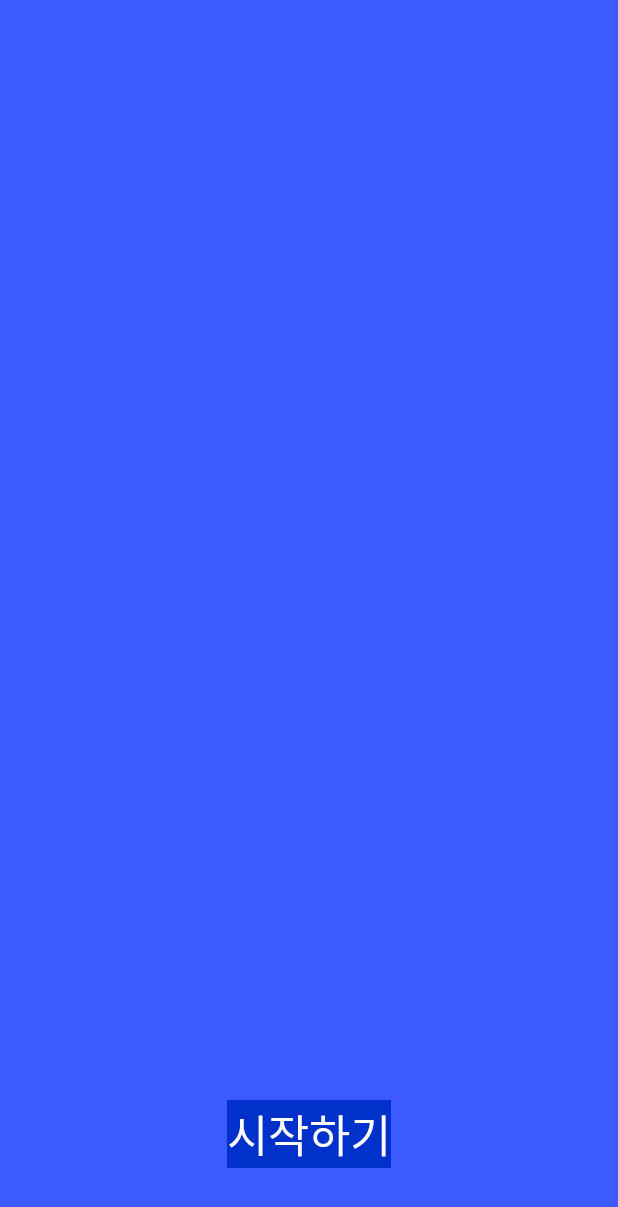
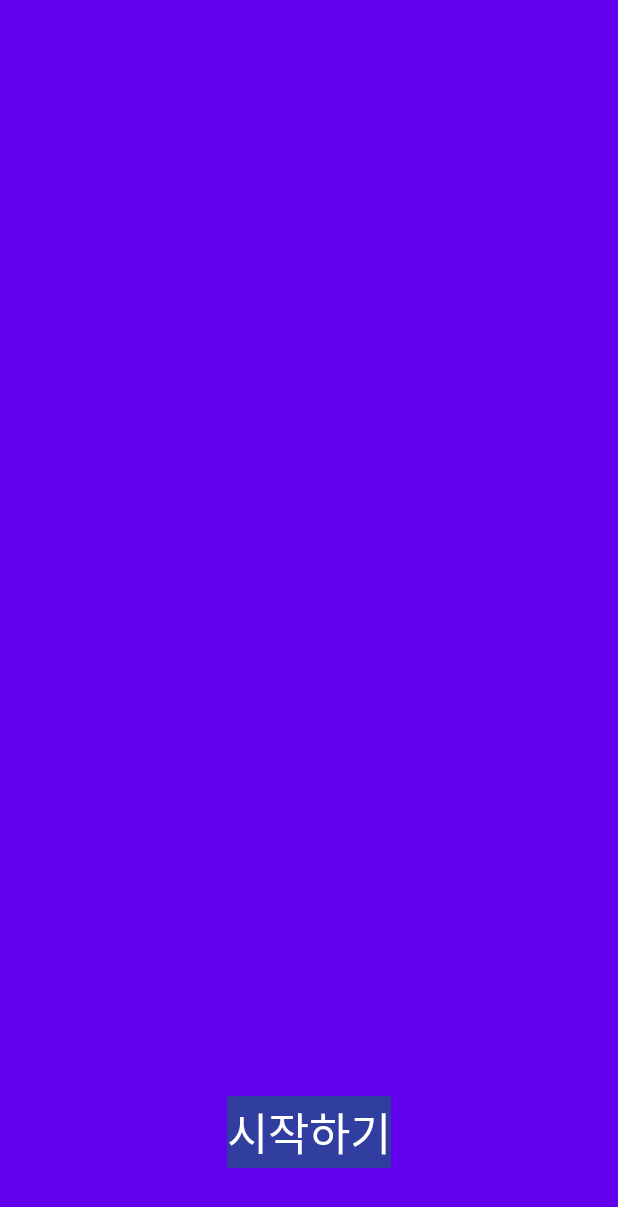
Before and after one commit to kin7274/Egometer, an Android app: the screen it shows after launch (IntroActivity), on a phone screen of 412 x 824 dp. Shown: the top 1207 px of the screen. Run offline under Robolectric (Android 15) with nearby library versions, the phone set to English and light mode, and no system bars.

Commit message:
컬러 변경
컬러 변경

```diff
--- a/app/src/main/java/com/example/elab_yang/egometer/activity/IntroActivity.java
+++ b/app/src/main/java/com/example/elab_yang/egometer/activity/IntroActivity.java
@@ -14,11 +14,12 @@ import com.example.elab_yang.egometer.R;
 
 public class IntroActivity extends AppCompatActivity {
     SharedPreferences pref;
+
     @Override
     protected void onStart() {
         super.onStart();
         pref = getSharedPreferences("ActivityPREF", Context.MODE_PRIVATE);
-        if(pref.getBoolean("activity_executed", false)){
+        if (pref.getBoolean("activity_executed", false)) {
             Intent intent = new Intent(this, MainActivity.class);
             startActivity(intent);
             finish();
@@ -30,7 +31,6 @@ public class IntroActivity extends AppCompatActivity {
         super.onCreate(savedInstanceState);
         setContentView(R.layout.activity_intro);
         getWindow().setFlags(WindowManager.LayoutParams.FLAG_FULLSCREEN, WindowManager.LayoutParams.FLAG_FULLSCREEN);
-
         TextView next_btn = (TextView) findViewById(R.id.next_btn);
         next_btn.setOnClickListener(v -> {
             // 시작하기
--- a/app/src/main/res/layout/activity_intro.xml
+++ b/app/src/main/res/layout/activity_intro.xml
@@ -4,7 +4,7 @@
     android:background="@color/colorPrimary"
     android:layout_height="match_parent">
 
-    <TextView
+    <Button
         android:id="@+id/next_btn"
         android:layout_width="wrap_content"
         android:layout_height="wrap_content"
@@ -16,5 +16,6 @@
         android:fontFamily="@font/my_font_family"
         android:text="시작하기"
         android:textColor="#fff"
+        style="?android:attr/borderlessButtonStyle"
         android:textSize="30sp" />
 </RelativeLayout>
--- a/app/src/main/res/values/colors.xml
+++ b/app/src/main/res/values/colors.xml
@@ -1,8 +1,8 @@
 <?xml version="1.0" encoding="utf-8"?>
 <resources>
-    <color name="colorPrimary">#3d5afe</color>
-    <color name="colorPrimaryDark">#0031ca</color>
-    <color name="colorAccent">#0031ca</color>
+    <color name="colorPrimary">#6200EE</color>
+    <color name="colorPrimaryDark">#303F9F</color>
+    <color name="colorPrimaryPurle">#3700B3</color>
 
     <color name="white">#ffffff</color>
     <color name="black">#000</color>
```
